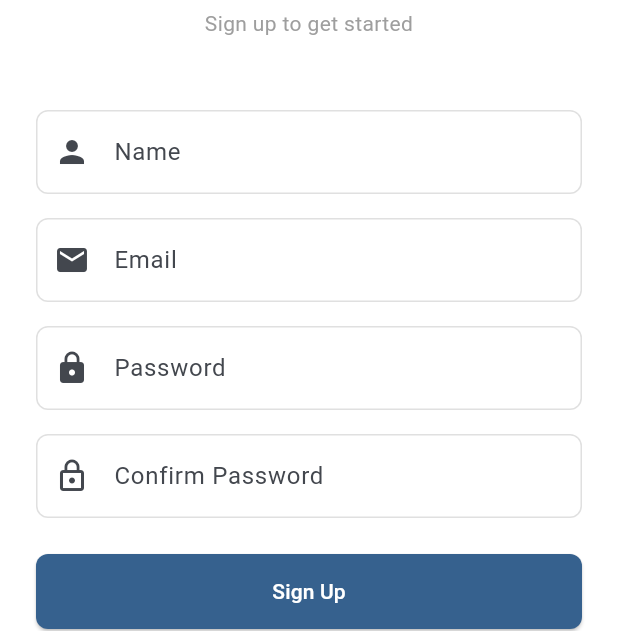
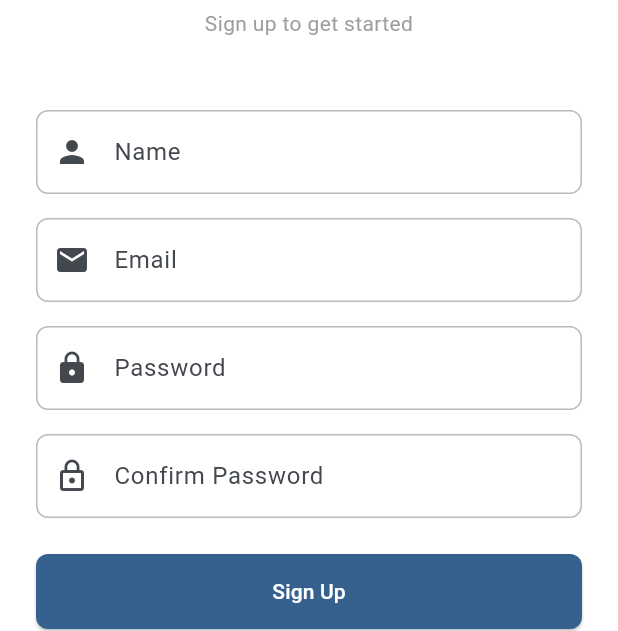
Before and after one commit to mohammadshahilsupportta/supporttacrmapp, a Flutter app: the RegisterView screen opened by its route, on a phone screen of 412 x 824 dp. Shown: the part 412-1043 px from the top of the screen. Run offline on Flutter 3.47's test engine with Material 3 defaults, Android fonts, the light colour scheme and no system bars; our stand-ins replace animated_notch_bottom_bar, font_awesome_flutter, get, get_storage, supabase_flutter; accounts and stored records are empty.

Commit message:
Refactor InputDecoration in AppTheme and CustomTextField: Enhanced the InputDecorationTheme by adding enabled, focused, and disabled border styles with consistent border radius. Updated CustomTextField to apply dynamic border colors based on the theme, improving visual consistency and user experience across text fields.

```diff
--- a/lib/app/theme/app_theme.dart
+++ b/lib/app/theme/app_theme.dart
@@ -46,7 +46,15 @@ class AppTheme {
       shape: RoundedRectangleBorder(borderRadius: BorderRadius.circular(12)),
     ),
     inputDecorationTheme: InputDecorationTheme(
-      border: OutlineInputBorder(borderRadius: BorderRadius.circular(8)),
+      border: OutlineInputBorder(
+        borderRadius: BorderRadius.circular(8),
+      ),
+      enabledBorder: OutlineInputBorder(
+        borderRadius: BorderRadius.circular(8),
+      ),
+      focusedBorder: OutlineInputBorder(
+        borderRadius: BorderRadius.circular(8),
+      ),
     ),
   );
 }
--- a/lib/core/widgets/custom_text_field.dart
+++ b/lib/core/widgets/custom_text_field.dart
@@ -44,6 +44,9 @@ class CustomTextField extends StatelessWidget {
       onChanged: onChanged,
       onTap: onTap,
       focusNode: focusNode,
+      style: TextStyle(
+        color: Theme.of(context).colorScheme.onSurface,
+      ),
       decoration: InputDecoration(
         labelText: label,
         hintText: hint,
@@ -51,18 +54,39 @@ class CustomTextField extends StatelessWidget {
         suffixIcon: suffixIcon,
         border: OutlineInputBorder(
           borderRadius: BorderRadius.circular(8),
+          borderSide: BorderSide(
+            color: Theme.of(context).colorScheme.outline.withOpacity(0.5),
+            width: 1,
+          ),
         ),
         enabledBorder: OutlineInputBorder(
           borderRadius: BorderRadius.circular(8),
-          borderSide: BorderSide(color: Colors.grey.shade300),
+          borderSide: BorderSide(
+            color: Theme.of(context).colorScheme.outline.withOpacity(0.5),
+            width: 1,
+          ),
         ),
         focusedBorder: OutlineInputBorder(
           borderRadius: BorderRadius.circular(8),
-          borderSide: BorderSide(color: Theme.of(context).primaryColor),
+          borderSide: BorderSide(
+            color: Theme.of(context).colorScheme.primary,
+            width: 2.5,
+          ),
+        ),
+        disabledBorder: OutlineInputBorder(
+          borderRadius: BorderRadius.circular(8),
+          borderSide: BorderSide(
+            color: Theme.of(context).colorScheme.outline.withOpacity(0.3),
+            width: 1,
+          ),
         ),
         errorBorder: OutlineInputBorder(
           borderRadius: BorderRadius.circular(8),
-          borderSide: const BorderSide(color: Colors.red),
+          borderSide: const BorderSide(color: Colors.red, width: 1),
+        ),
+        focusedErrorBorder: OutlineInputBorder(
+          borderRadius: BorderRadius.circular(8),
+          borderSide: const BorderSide(color: Colors.red, width: 2),
         ),
       ),
     );
```
